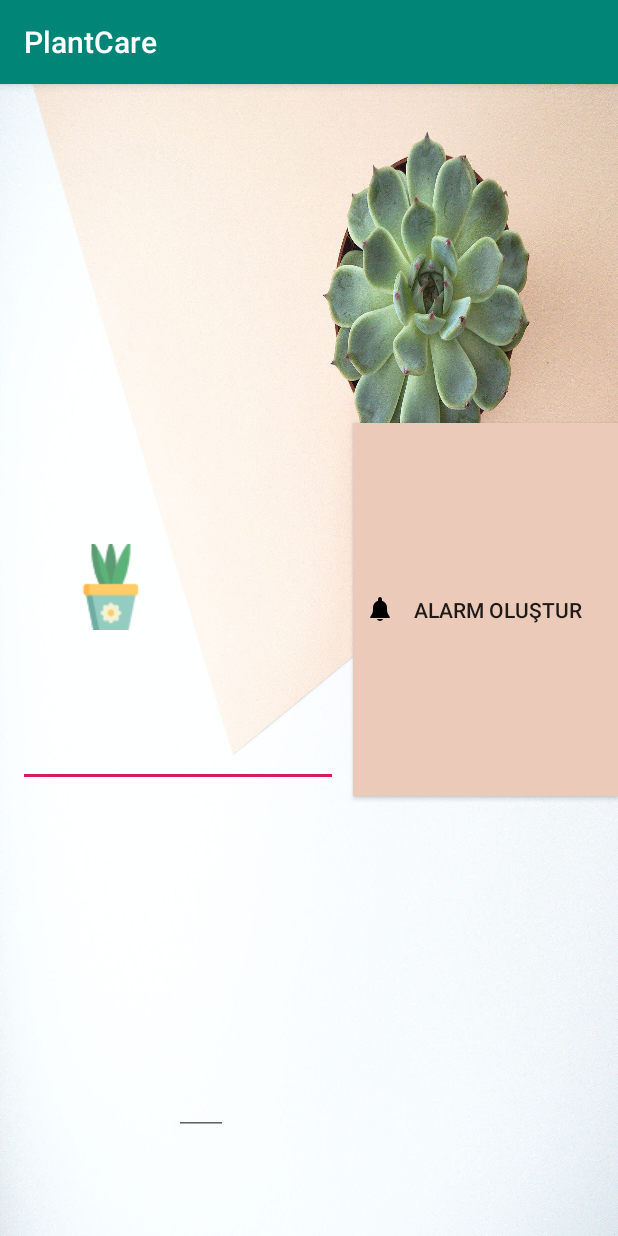
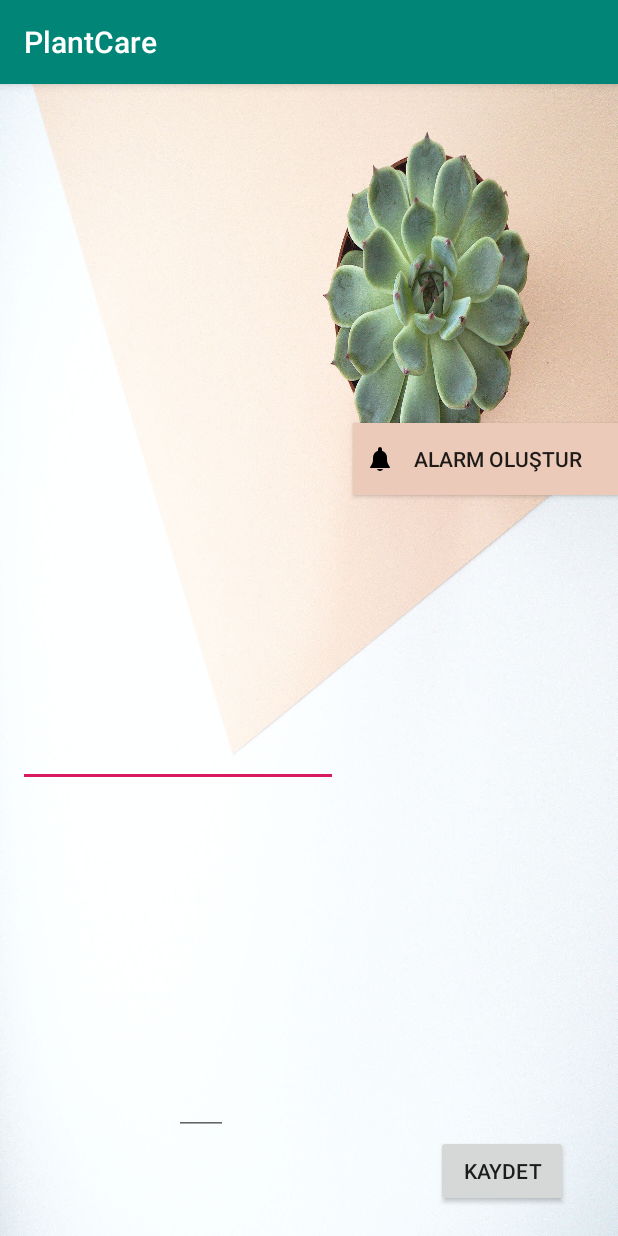
Before and after one commit to sumeyyesaricam/PlantCare, an Android app: the screen it shows after launch (AddPlantActivity), after a tap on "Cut", on a phone screen of 412 x 824 dp. Run offline under Robolectric (Android 15) with nearby library versions, the phone set to English and light mode, and no system bars; our stand-ins replace Dagger/Hilt's generated code, Room's generated code, data binding.

Commit message:
set plantview for addplant

```diff
--- a/app/src/main/java/example/smyy/plantcare/data/model/db/Plant.kt
+++ b/app/src/main/java/example/smyy/plantcare/data/model/db/Plant.kt
@@ -6,9 +6,9 @@ import androidx.room.PrimaryKey
 import java.util.*
 
 @Entity(tableName = "plants")
-data class Plant(@PrimaryKey @ColumnInfo(name = "id") val plantId:String, val name:String,
-                 val description:String, val wateringInterval:Int, val fertilizerInterval:Int,
-                 val wateringTime:Int, val fertilizierTime:Int,
+data class Plant(@PrimaryKey @ColumnInfo(name = "id") val plantId:String, var name:String,
+                 var description:String, var wateringInterval:Int, var fertilizerInterval:Int,
+                 var wateringTime:Int, var fertilizierTime:Int,
                  val ImageUrl:String=""){
 
 }
--- a/app/src/main/java/example/smyy/plantcare/ui/addplant/AddPlantActivity.kt
+++ b/app/src/main/java/example/smyy/plantcare/ui/addplant/AddPlantActivity.kt
@@ -23,20 +23,22 @@ class AddPlantActivity : AppCompatActivity() {
 
     @Inject
     lateinit var mPlantListViewModel: PlantListViewModel
-    lateinit var plantview: Plant
-
+    lateinit var binding: ActivityAddPlantBinding
     var REQUEST_CAMERA = 1000;
     override fun onCreate(savedInstanceState: Bundle?) {
         AndroidInjection.inject(this)
         super.onCreate(savedInstanceState)
         setContentView(R.layout.activity_add_plant)
-        val binding: ActivityAddPlantBinding = DataBindingUtil.setContentView(this, R.layout.activity_add_plant)
+        binding = DataBindingUtil.setContentView(this, R.layout.activity_add_plant)
         binding.plantActivity = this
-        //plantview= binding.plant!!
+
     }
 
     fun onClickAddPlant(view: View) {
-        mPlantListViewModel.insertPlant(plantview)
+        var name=binding.etName.getText().toString()
+        var description= binding.etName.getText().toString()
+        var plant =Plant("1",name,description,1,2,2,2,"")
+        mPlantListViewModel.insertPlant(plant)
     }
 
     fun onClickImage(view: View) {
--- a/app/src/main/java/example/smyy/plantcare/ui/plantlist/PlantListViewModel.kt
+++ b/app/src/main/java/example/smyy/plantcare/ui/plantlist/PlantListViewModel.kt
@@ -1,6 +1,7 @@
 package example.smyy.plantcare.ui.plantlist
 
 import android.content.res.Resources
+import androidx.lifecycle.LiveData
 import androidx.lifecycle.MutableLiveData
 import androidx.lifecycle.ViewModel
 import example.smyy.plantcare.data.model.db.Plant
--- a/app/src/main/res/layout/activity_add_plant.xml
+++ b/app/src/main/res/layout/activity_add_plant.xml
@@ -24,7 +24,6 @@
             android:id="@+id/btnCreateAlarm"
             android:layout_width="wrap_content"
             android:layout_height="wrap_content"
-            android:layout_above="@+id/editText"
             android:layout_alignStart="@+id/imageButton"
             android:layout_alignParentTop="true"
             android:layout_alignParentEnd="true"
@@ -38,26 +37,21 @@
             android:paddingLeft="10dp"
             android:paddingRight="10dp"
             android:text="@string/create_alarm"
-            app:layout_constraintBottom_toTopOf="@+id/editText2"
             app:layout_constraintEnd_toEndOf="parent"
             app:layout_constraintHorizontal_bias="0.362"
             app:layout_constraintStart_toStartOf="parent"
-            app:layout_constraintTop_toBottomOf="@+id/editText"
             app:layout_constraintVertical_bias="0.122" />
 
         <ImageButton
             android:id="@+id/imageButton"
             android:layout_width="wrap_content"
             android:layout_height="wrap_content"
-            android:layout_above="@+id/editText"
-            android:layout_below="@+id/editText2"
             android:layout_alignParentStart="true"
             android:layout_marginStart="42dp"
             android:layout_marginTop="-461dp"
             android:layout_marginBottom="59dp"
             android:background="@android:color/transparent"
             android:onClick="@{(view)->plantActivity.onClickImage(view)}"
-            app:layout_constraintBottom_toTopOf="@+id/editText"
             app:layout_constraintEnd_toEndOf="parent"
             app:layout_constraintHorizontal_bias="0.203"
             app:layout_constraintStart_toStartOf="parent"
@@ -66,13 +60,13 @@
             app:srcCompat="@mipmap/pot" />
 
         <EditText
-            android:id="@+id/editText"
+            android:id="@+id/etName"
             android:layout_width="wrap_content"
             android:layout_height="wrap_content"
+            android:layout_alignParentBottom="true"
             android:layout_alignParentStart="true"
-            android:layout_alignParentBottom="true"
+            android:layout_marginBottom="299dp"
             android:layout_marginStart="12dp"
-            android:layout_marginBottom="299dp"
             android:ems="10"
             android:inputType="textPersonName"
             android:text="@{plant.name}"
@@ -82,17 +76,17 @@
             app:layout_constraintTop_toTopOf="parent" />
 
         <EditText
-            android:id="@+id/editText2"
+            android:id="@+id/etDescription"
             android:layout_width="8dp"
             android:layout_height="wrap_content"
+            android:layout_alignParentBottom="true"
+            android:layout_alignParentEnd="true"
+            android:layout_alignParentStart="true"
             android:layout_below="@+id/btnCreateAlarm"
-            android:layout_alignParentStart="true"
-            android:layout_alignParentEnd="true"
-            android:layout_alignParentBottom="true"
+            android:layout_marginBottom="67dp"
+            android:layout_marginEnd="260dp"
             android:layout_marginStart="116dp"
             android:layout_marginTop="231dp"
-            android:layout_marginEnd="260dp"
-            android:layout_marginBottom="67dp"
             android:ems="10"
             android:inputType="textMultiLine"
             android:text="@{plant.description}"
@@ -106,17 +100,14 @@
             android:layout_height="134dp"
             android:layout_below="@+id/btnCreateAlarm"
             android:layout_alignEnd="@+id/btnCreateAlarm"
-            android:layout_alignBottom="@+id/editText2"
             android:layout_alignParentStart="true"
             android:layout_marginStart="139dp"
             android:layout_marginTop="103dp"
             android:layout_marginEnd="80dp"
             android:layout_marginBottom="173dp"
-            app:layout_constraintBottom_toTopOf="@+id/editText2"
             app:layout_constraintEnd_toEndOf="parent"
             app:layout_constraintHorizontal_bias="0.0"
             app:layout_constraintStart_toStartOf="parent"
-            app:layout_constraintTop_toBottomOf="@+id/editText"
             app:layout_constraintVertical_bias="0.862">
 
             <LinearLayout
@@ -131,7 +122,6 @@
             android:id="@+id/button3"
             android:layout_width="wrap_content"
             android:layout_height="wrap_content"
-            android:layout_below="@+id/editText2"
             android:layout_alignParentEnd="true"
             android:layout_alignParentBottom="true"
             android:layout_marginTop="-16dp"
```
